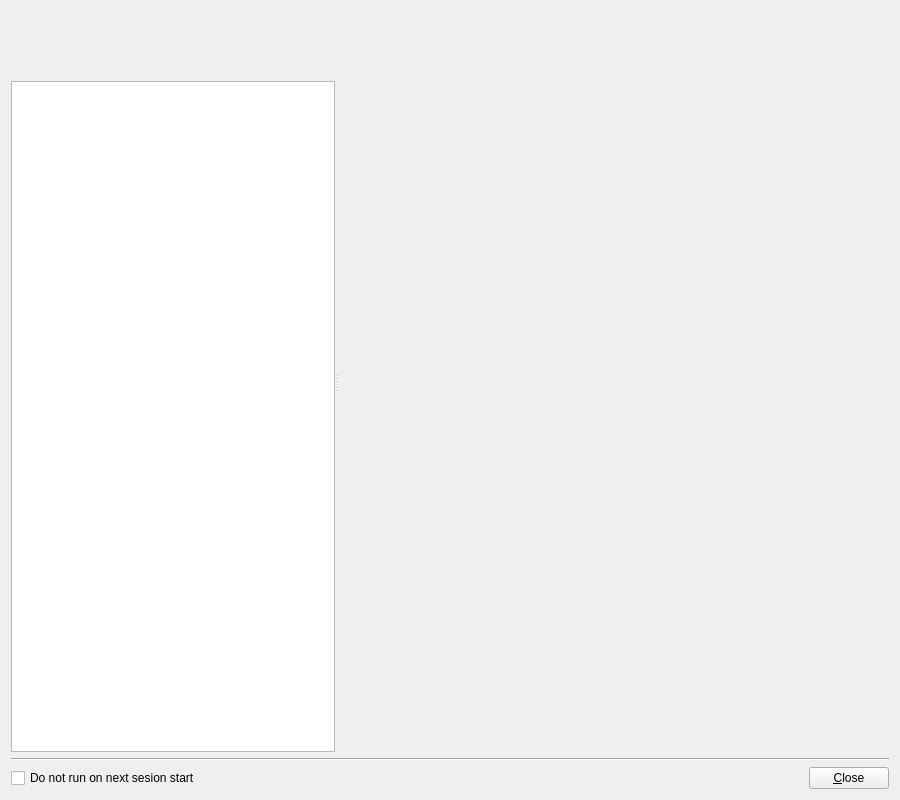
Old version of the form ui_mainwindow.ui in the repository sibskull/altcenter.
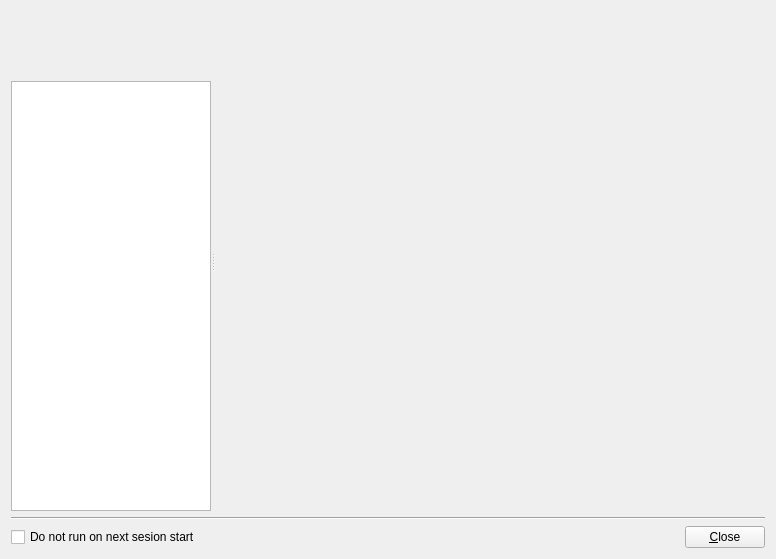
New version of the form. Icons and pictures are not drawn.

Commit message: mainwindow: unset minimal size for mobile device (ALT #52798)

```diff
--- a/ui_mainwindow.ui
+++ b/ui_mainwindow.ui
@@ -2,20 +2,6 @@
 <ui version="4.0">
  <class>MainWindow</class>
  <widget class="QWidget" name="MainWindow">
-  <property name="geometry">
-   <rect>
-    <x>0</x>
-    <y>0</y>
-    <width>900</width>
-    <height>800</height>
-   </rect>
-  </property>
-  <property name="minimumSize">
-   <size>
-    <width>900</width>
-    <height>800</height>
-   </size>
-  </property>
   <property name="windowTitle">
    <string>ALT Center</string>
   </property>
```
Left out of the diff: 3 changed lines with no effect on the pictures. The commit also changes 1 other file.
